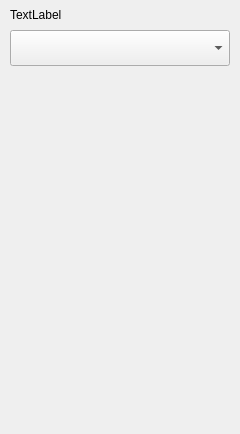
This is plugins/network/src/tray/tray-page.ui in openeuler-mirror/kiran-control-panel as Qt 5 draws it before an edit. The edited form follows.
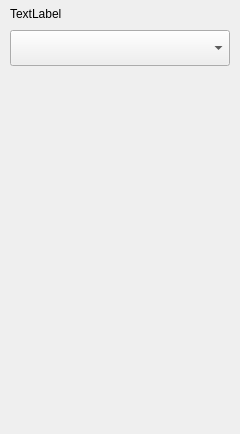
This is the edited form.

Commit message:
fix(network&common-widgets):The selected network card is not displayed when a single device is in the tray;Recalculate the zoom of pallet page size, and adjust the zoom and temporary interface
- 托盘单设备时不显示选择网卡
  重新计算托盘页面尺寸的缩放，调整缩小和暂开界面

Diff of the .ui file:
```diff
--- a/plugins/network/src/tray/tray-page.ui
+++ b/plugins/network/src/tray/tray-page.ui
@@ -19,7 +19,7 @@
   <property name="minimumSize">
    <size>
     <width>240</width>
-    <height>0</height>
+    <height>50</height>
    </size>
   </property>
   <property name="maximumSize">
@@ -38,6 +38,9 @@
    <property name="spacing">
     <number>0</number>
    </property>
+   <property name="sizeConstraint">
+    <enum>QLayout::SetMinAndMaxSize</enum>
+   </property>
    <property name="leftMargin">
     <number>0</number>
    </property>
@@ -48,12 +51,12 @@
     <number>0</number>
    </property>
    <property name="bottomMargin">
-    <number>4</number>
+    <number>0</number>
    </property>
    <item>
     <widget class="QWidget" name="selectDevicewidget" native="true">
      <property name="sizePolicy">
-      <sizepolicy hsizetype="Preferred" vsizetype="Preferred">
+      <sizepolicy hsizetype="Preferred" vsizetype="Fixed">
        <horstretch>0</horstretch>
        <verstretch>0</verstretch>
       </sizepolicy>
@@ -61,13 +64,13 @@
      <property name="minimumSize">
       <size>
        <width>0</width>
-       <height>0</height>
+       <height>76</height>
       </size>
      </property>
      <property name="maximumSize">
       <size>
        <width>16777215</width>
-       <height>16777215</height>
+       <height>76</height>
       </size>
      </property>
      <property name="styleSheet">
@@ -75,13 +78,13 @@
      </property>
      <layout class="QVBoxLayout" name="verticalLayout">
       <property name="spacing">
-       <number>8</number>
+       <number>6</number>
       </property>
       <property name="leftMargin">
        <number>10</number>
       </property>
       <property name="topMargin">
-       <number>8</number>
+       <number>4</number>
       </property>
       <property name="rightMargin">
        <number>10</number>
```
The commit also changes 18 other files.
